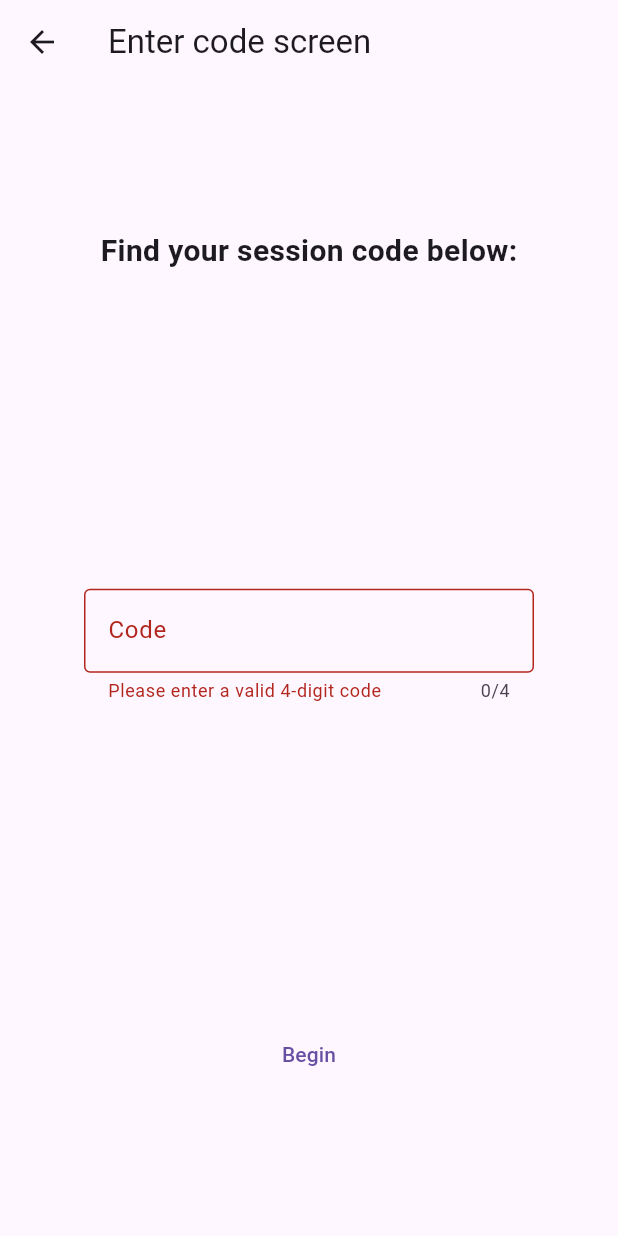
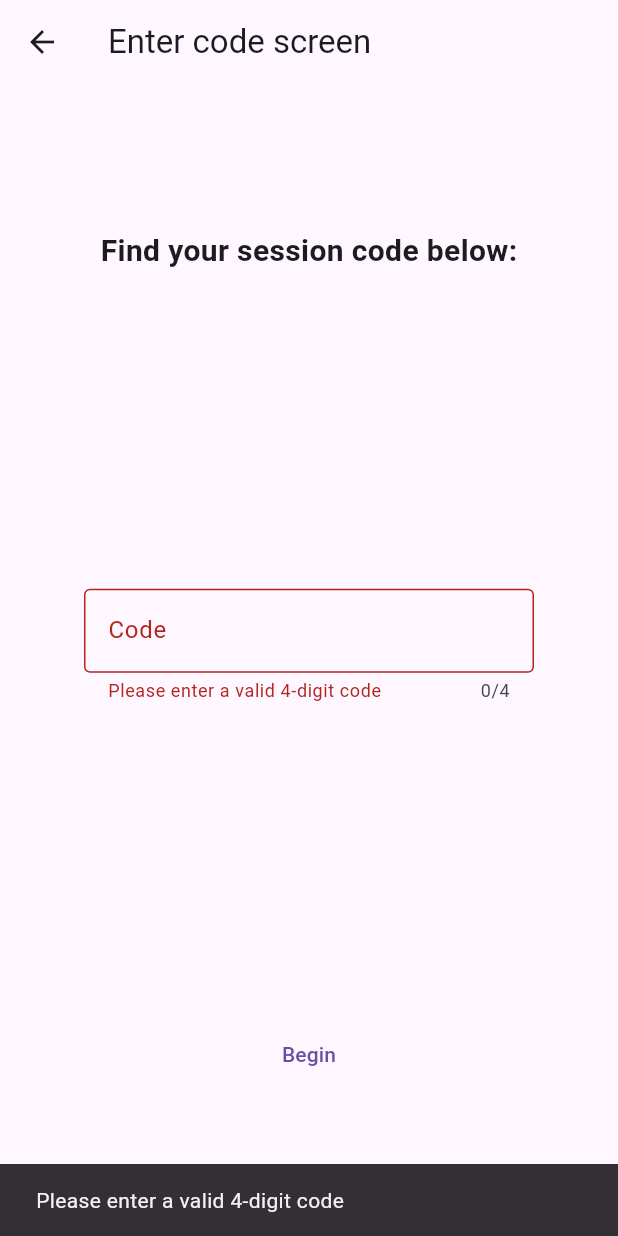
Before and after one commit to saav0004/flutter_final_project, a Flutter app: the EnterCodeScreen screen opened by its route, after a tap on "Begin", on a phone screen of 412 x 824 dp. Run offline on Flutter 3.47's test engine with Material 3 defaults, Android fonts, the phone set to English and light mode, and no system bars; missing offline and left inert: platform_device_id; network calls fail.

Commit message:
remove some problems from the console

```diff
--- a/lib/screens/enter_code_screen.dart
+++ b/lib/screens/enter_code_screen.dart
@@ -18,7 +18,7 @@ class _EnterCodeScreenState extends State<EnterCodeScreen> {
   final GlobalKey<FormState> _formStateKey = GlobalKey<FormState>();
   final TextEditingController codeController = TextEditingController();
 
-  MyData _data = MyData();
+  final MyData _data = MyData();
 
   @override
   void dispose() {
@@ -91,7 +91,11 @@ class _EnterCodeScreenState extends State<EnterCodeScreen> {
 
                   _fetchJoinSession(_data.code);
                 } else {
-                  print("Form is invalid");
+                  ScaffoldMessenger.of(context).showSnackBar(
+                    const SnackBar(
+                      content: Text("Please enter a valid 4-digit code"),
+                    ),
+                  );
                 }
               },
               child: const Text('Begin'),
--- a/lib/screens/match_screen.dart
+++ b/lib/screens/match_screen.dart
@@ -1,7 +1,5 @@
-import 'package:final_project/provider/my_data_model.dart';
 import 'package:final_project/utils/http_helper.dart';
 import 'package:flutter/material.dart';
-import 'package:provider/provider.dart';
 
 class MatchScreen extends StatefulWidget {
   const MatchScreen({super.key, required this.matchedMovie});
--- a/lib/screens/movie_selection_screen.dart
+++ b/lib/screens/movie_selection_screen.dart
@@ -14,7 +14,7 @@ class MovieSelectionScreen extends StatefulWidget {
 class _MovieSelectionScreenState extends State<MovieSelectionScreen> {
   @override
   Widget build(BuildContext context) {
-    return DismissibleContainer();
+    return const DismissibleContainer();
   }
 }
 
@@ -29,7 +29,7 @@ class _DismissibleContainerState extends State<DismissibleContainer> {
   int currentPage = 1;
   List<Movie> movieList = [];
   int currentMovieIndex = 0;
-  PageController _pageController = PageController();
+  final PageController _pageController = PageController();
 
   @override
   void initState() {
--- a/lib/utils/http_helper.dart
+++ b/lib/utils/http_helper.dart
@@ -1,4 +1,3 @@
-import 'package:flutter/material.dart';
 import 'package:http/http.dart' as http;
 import 'dart:convert';
 import 'dart:async';
@@ -26,7 +25,6 @@ class HttpHelper {
     http.Response resp = await http.get(uri);
     if (resp.statusCode == 200) {
       Map<String, dynamic> data = jsonDecode(resp.body);
-      print(data);
       return Session.fromJson(data);
     } else {
       throw Exception('Did not get a valid response');
@@ -38,7 +36,6 @@ class HttpHelper {
     http.Response resp = await http.get(uri);
     if (resp.statusCode == 200) {
       Map<String, dynamic> data = jsonDecode(resp.body);
-      print(data);
       return JoinSession.fromJson(data);
     } else {
       throw Exception('Did not get a valid response');
@@ -50,8 +47,6 @@ class HttpHelper {
     http.Response resp = await http.get(uri);
     if (resp.statusCode == 200) {
       Map<String, dynamic> data = jsonDecode(resp.body);
-
-      print(data);
 
       return VoteSession.fromJson(data);
     } else {
```
